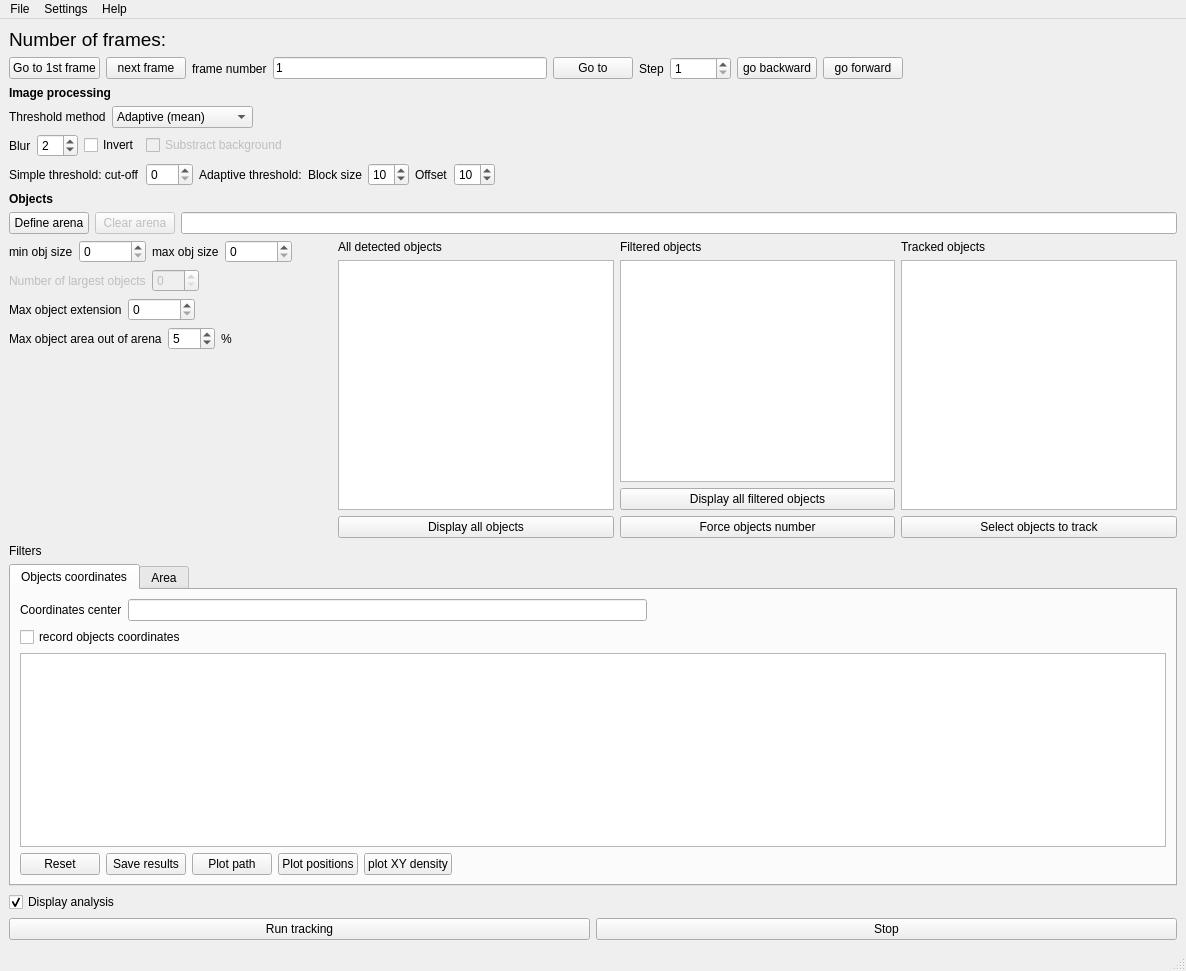
Above: src/doris.ui from olivierfriard/DORIS before the change. Below: the same form after it.
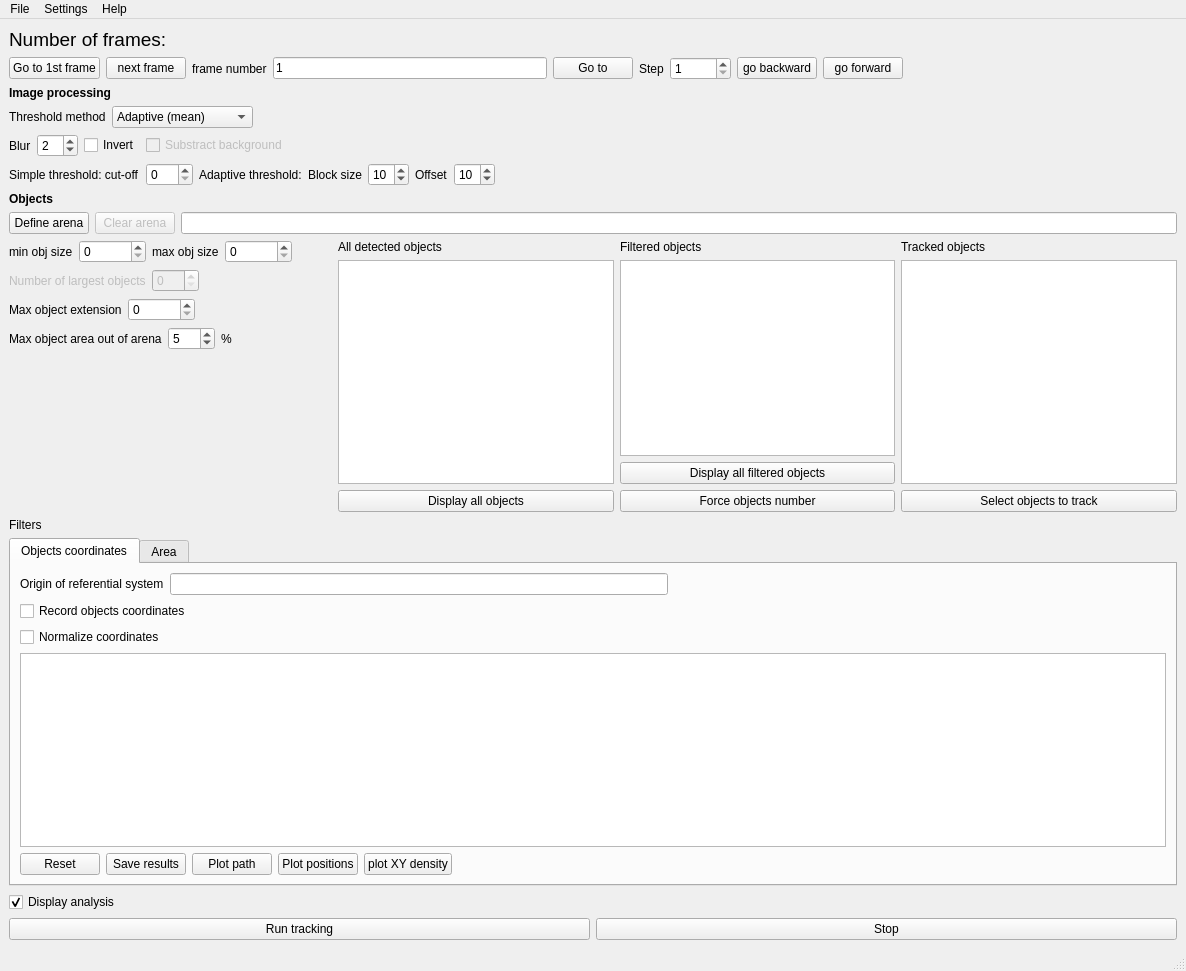
That is the form after the change.

Patch:
```diff
--- a/src/doris.ui
+++ b/src/doris.ui
@@ -633,7 +633,7 @@
             <item>
              <widget class="QLabel" name="label">
               <property name="text">
-               <string>Coordinates center</string>
+               <string>Origin of referential system</string>
               </property>
              </widget>
             </item>
@@ -662,7 +662,14 @@
           <item>
            <widget class="QCheckBox" name="cb_record_xy">
             <property name="text">
-             <string>record objects coordinates</string>
+             <string>Record objects coordinates</string>
+            </property>
+           </widget>
+          </item>
+          <item>
+           <widget class="QCheckBox" name="cb_normalize_coordinates">
+            <property name="text">
+             <string>Normalize coordinates</string>
             </property>
            </widget>
           </item>
```
Left out of the diff: 4 changed lines with no effect on the pictures.
